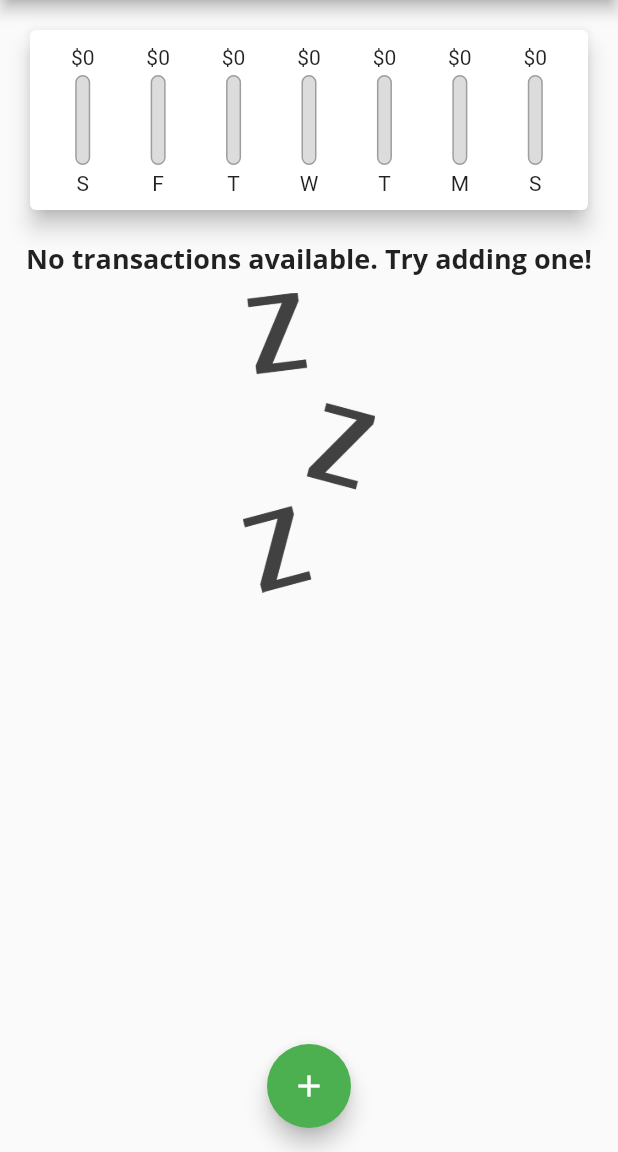
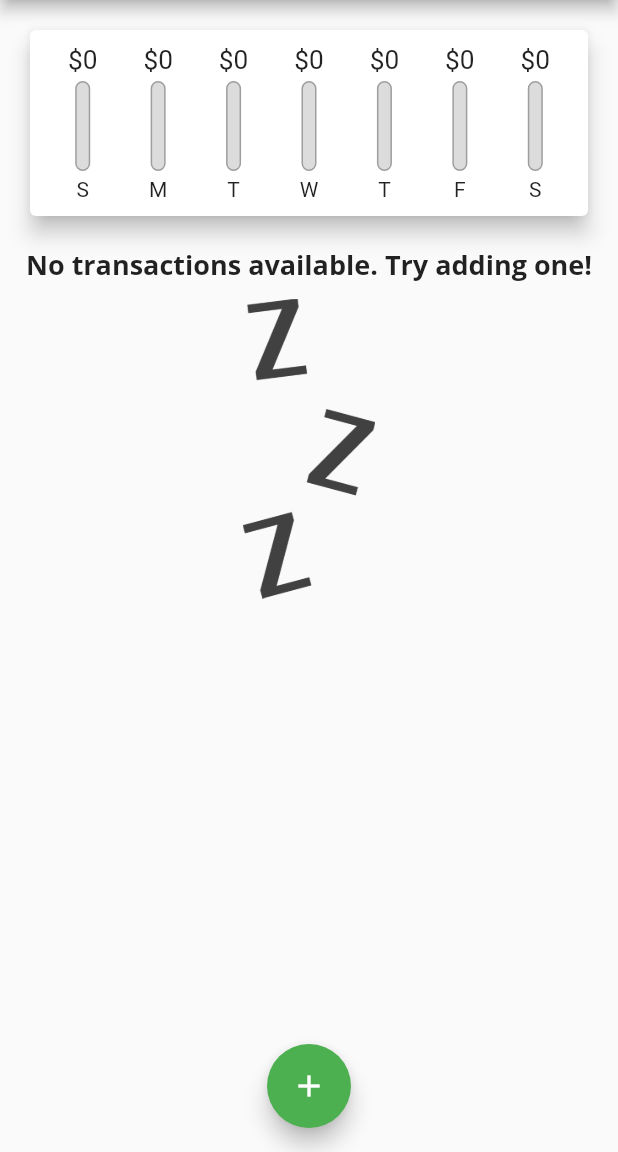
Before and after one commit to tferrerm/flutter-tutorial, a Flutter app: the screen it shows after launch, on a phone screen of 412 x 824 dp, the part 84-1236 px from its top. Run offline on Flutter 3.47's test engine with Material 2 defaults, Android fonts, the phone set to English and light mode, and no system bars; Roboto replaces fonts that are missing (Open Sans).

Commit message:
Final tweaks to chart

```diff
--- a/expense_tracker/lib/widgets/chart.dart
+++ b/expense_tracker/lib/widgets/chart.dart
@@ -14,7 +14,7 @@ class Chart extends StatelessWidget {
     final currentDay = DateTime.now();
 
     return List.generate(7, // Weekdays
-        (index) {
+            (index) {
       final weekDay = currentDay.subtract(Duration(days: index));
       double totalSum = 0;
 
@@ -27,7 +27,9 @@ class Chart extends StatelessWidget {
         }
       }
       return {'day': DateFormat.E().format(weekDay)[0], 'amount': totalSum};
-    });
+    })
+        .reversed
+        .toList(); // reverse it to show today to the right and the oldest date first
   }
 
   double get totalSpending {
--- a/expense_tracker/lib/widgets/chart_bar.dart
+++ b/expense_tracker/lib/widgets/chart_bar.dart
@@ -15,9 +15,16 @@ class ChartBar extends StatelessWidget {
   Widget build(BuildContext context) {
     return Column(
       children: [
-        FittedBox(
-          child: Text('\$${spentAmount.toStringAsFixed(0)}'),
-        ), // to avoid text from growing too large
+        Container(
+          // Container aligns the bars and the text when the amount is too large
+          height: 20,
+          child: FittedBox(
+            // to avoid text from growing too large
+            child: Text(
+              '\$${spentAmount.toStringAsFixed(0)}',
+            ),
+          ),
+        ),
         SizedBox(height: 4),
         Container(
           height: 60,
```
